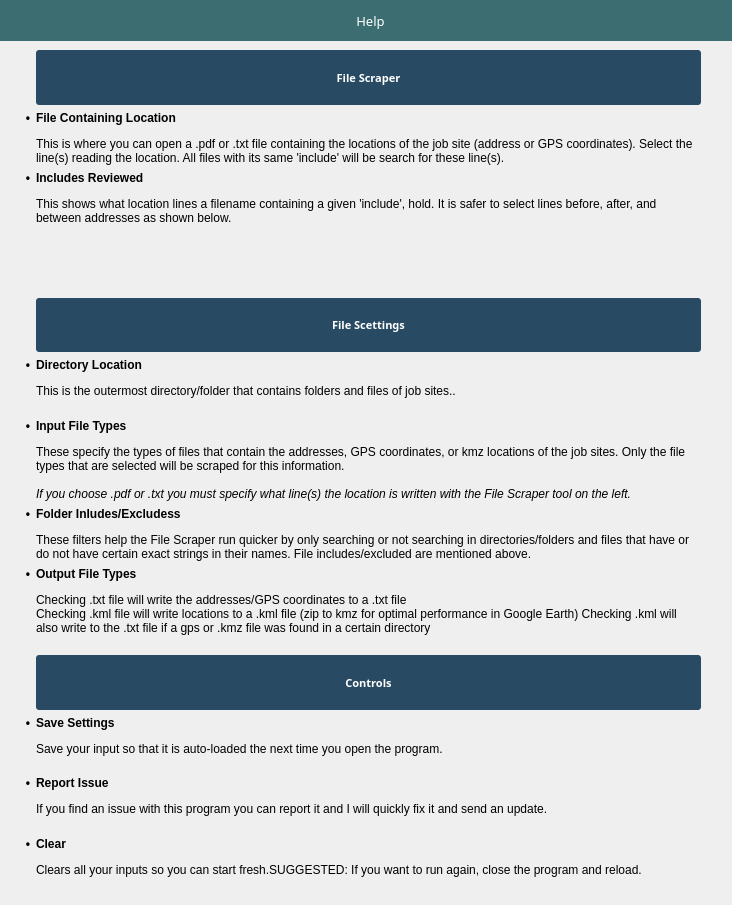
Old version of the form SiteMap/help.ui in the repository gcpetri/SIteMapexe.
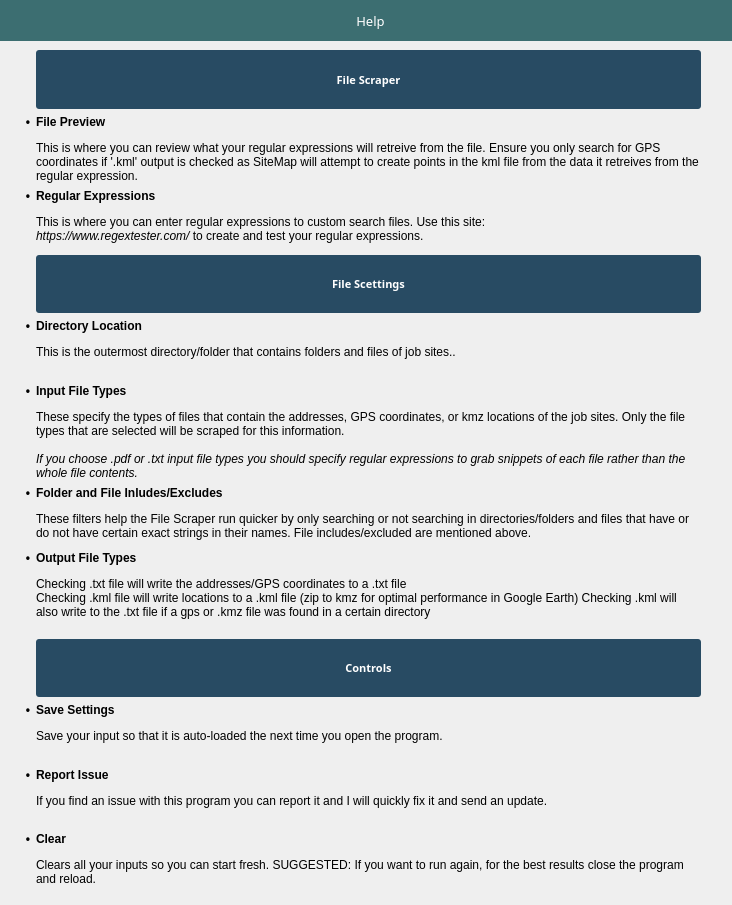
New version of the form. Icons and pictures are not drawn.

The edit to the form file:
```diff
--- a/SiteMap/help.ui
+++ b/SiteMap/help.ui
@@ -54,63 +54,34 @@
     <property name="sizeConstraint">
      <enum>QLayout::SetDefaultConstraint</enum>
     </property>
-    <item row="9" column="0">
-     <widget class="QLabel" name="label_9">
-      <property name="maximumSize">
-       <size>
-        <width>20</width>
-        <height>16777215</height>
-       </size>
-      </property>
+    <item row="4" column="1">
+     <widget class="QLabel" name="label_4">
       <property name="font">
        <font>
+        <family>Gadugi</family>
+        <pointsize>8</pointsize>
         <weight>75</weight>
         <bold>true</bold>
        </font>
       </property>
-      <property name="text">
-       <string>•</string>
+      <property name="styleSheet">
+       <string notr="true">background-color: #284B63; color: white; border-radius: 3px;</string>
       </property>
-      <property name="alignment">
-       <set>Qt::AlignRight|Qt::AlignTop|Qt::AlignTrailing</set>
-      </property>
-     </widget>
-    </item>
-    <item row="3" column="0">
-     <widget class="QLabel" name="label_17">
-      <property name="maximumSize">
-       <size>
-        <width>20</width>
-        <height>16777215</height>
-       </size>
-      </property>
-      <property name="font">
-       <font>
-        <weight>75</weight>
-        <bold>true</bold>
-       </font>
-      </property>
       <property name="text">
-       <string>•</string>
+       <string>File Scettings</string>
       </property>
       <property name="alignment">
-       <set>Qt::AlignRight|Qt::AlignTop|Qt::AlignTrailing</set>
+       <set>Qt::AlignCenter</set>
       </property>
      </widget>
     </item>
-    <item row="3" column="1">
-     <widget class="QLabel" name="label_16">
-      <property name="minimumSize">
-       <size>
-        <width>0</width>
-        <height>60</height>
-       </size>
-      </property>
+    <item row="8" column="1">
+     <widget class="QLabel" name="label_12">
       <property name="text">
-       <string>&lt;html&gt;&lt;head/&gt;&lt;body&gt;&lt;p&gt;&lt;span style=&quot; font-weight:600;&quot;&gt;Includes Reviewed&lt;/span&gt;&lt;/p&gt;&lt;p&gt;This shows what location lines a filename containing a given 'include', hold. It is safer to select lines before, after, and between addresses as shown below.&lt;/p&gt;&lt;/body&gt;&lt;/html&gt;</string>
+       <string>&lt;html&gt;&lt;head/&gt;&lt;body&gt;&lt;p&gt;&lt;span style=&quot; font-weight:600;&quot;&gt;Output File Types&lt;/span&gt;&lt;/p&gt;&lt;p&gt;Checking .txt file will write the addresses/GPS coordinates to a .txt file&lt;br/&gt;Checking .kml file will write locations to a .kml file (zip to kmz for optimal performance in Google Earth) Checking .kml will also write to the .txt file if a gps or .kmz file was found in a certain directory&lt;br/&gt;&lt;/p&gt;&lt;/body&gt;&lt;/html&gt;</string>
       </property>
       <property name="textFormat">
-       <enum>Qt::MarkdownText</enum>
+       <enum>Qt::RichText</enum>
       </property>
       <property name="alignment">
        <set>Qt::AlignLeading|Qt::AlignLeft|Qt::AlignTop</set>
@@ -120,67 +91,133 @@
       </property>
      </widget>
     </item>
-    <item row="7" column="1">
-     <widget class="QLabel" name="label_7">
-      <property name="text">
-       <string>&lt;html&gt;&lt;head/&gt;&lt;body&gt;&lt;p&gt;&lt;span style=&quot; font-weight:600;&quot;&gt;Input File Types&lt;/span&gt;&lt;/p&gt;&lt;p&gt;These specify the types of files that contain the addresses, GPS coordinates, or kmz locations of the job sites. Only the file types that are selected will be scraped for this information.&lt;br/&gt;&lt;br/&gt;&lt;span style=&quot; font-style:italic;&quot;&gt;If you choose .pdf or .txt you must specify what line(s) the location is written with the File Scraper tool on the left.&lt;/span&gt;&lt;/p&gt;&lt;/body&gt;&lt;/html&gt;</string>
-      </property>
-      <property name="textFormat">
-       <enum>Qt::MarkdownText</enum>
-      </property>
-      <property name="alignment">
-       <set>Qt::AlignLeading|Qt::AlignLeft|Qt::AlignTop</set>
-      </property>
-      <property name="wordWrap">
-       <bool>true</bool>
-      </property>
-     </widget>
-    </item>
-    <item row="13" column="1">
-     <widget class="QLabel" name="label_21">
-      <property name="text">
-       <string>&lt;html&gt;&lt;head/&gt;&lt;body&gt;&lt;p&gt;&lt;span style=&quot; font-weight:600;&quot;&gt;Clear&lt;/span&gt;&lt;/p&gt;&lt;p&gt;Clears all your inputs so you can start fresh.SUGGESTED: If you want to run again, close the program and reload.&lt;/p&gt;&lt;/body&gt;&lt;/html&gt;</string>
-      </property>
-      <property name="textFormat">
-       <enum>Qt::MarkdownText</enum>
-      </property>
-      <property name="alignment">
-       <set>Qt::AlignLeading|Qt::AlignLeft|Qt::AlignTop</set>
-      </property>
-      <property name="wordWrap">
-       <bool>true</bool>
-      </property>
-     </widget>
-    </item>
-    <item row="13" column="0">
-     <widget class="QLabel" name="label_22">
-      <property name="maximumSize">
-       <size>
-        <width>20</width>
-        <height>16777215</height>
-       </size>
-      </property>
-      <property name="font">
-       <font>
-        <weight>75</weight>
-        <bold>true</bold>
-       </font>
-      </property>
-      <property name="text">
-       <string>•</string>
-      </property>
-      <property name="alignment">
-       <set>Qt::AlignRight|Qt::AlignTop|Qt::AlignTrailing</set>
-      </property>
-     </widget>
-    </item>
     <item row="11" column="1">
+     <widget class="QLabel" name="label_19">
+      <property name="text">
+       <string>&lt;html&gt;&lt;head/&gt;&lt;body&gt;&lt;p&gt;&lt;span style=&quot; font-weight:600;&quot;&gt;Report Issue&lt;/span&gt;&lt;/p&gt;&lt;p&gt;If you find an issue with this program you can report it and I will quickly fix it and send an update.&lt;/p&gt;&lt;/body&gt;&lt;/html&gt;</string>
+      </property>
+      <property name="textFormat">
+       <enum>Qt::RichText</enum>
+      </property>
+      <property name="alignment">
+       <set>Qt::AlignLeading|Qt::AlignLeft|Qt::AlignTop</set>
+      </property>
+      <property name="wordWrap">
+       <bool>true</bool>
+      </property>
+     </widget>
+    </item>
+    <item row="5" column="1">
+     <widget class="QLabel" name="label_5">
+      <property name="text">
+       <string>&lt;html&gt;&lt;head/&gt;&lt;body&gt;&lt;p&gt;&lt;span style=&quot; font-weight:600;&quot;&gt;Directory Location&lt;/span&gt;&lt;/p&gt;&lt;p&gt;This is the outermost directory/folder that contains folders and files of job sites..&lt;/p&gt;&lt;/body&gt;&lt;/html&gt;</string>
+      </property>
+      <property name="textFormat">
+       <enum>Qt::RichText</enum>
+      </property>
+      <property name="alignment">
+       <set>Qt::AlignLeading|Qt::AlignLeft|Qt::AlignTop</set>
+      </property>
+      <property name="wordWrap">
+       <bool>true</bool>
+      </property>
+     </widget>
+    </item>
+    <item row="7" column="0">
+     <widget class="QLabel" name="label_13">
+      <property name="maximumSize">
+       <size>
+        <width>20</width>
+        <height>16777215</height>
+       </size>
+      </property>
+      <property name="font">
+       <font>
+        <weight>75</weight>
+        <bold>true</bold>
+       </font>
+      </property>
+      <property name="text">
+       <string>•</string>
+      </property>
+      <property name="alignment">
+       <set>Qt::AlignRight|Qt::AlignTop|Qt::AlignTrailing</set>
+      </property>
+     </widget>
+    </item>
+    <item row="10" column="0">
+     <widget class="QLabel" name="label_10">
+      <property name="maximumSize">
+       <size>
+        <width>20</width>
+        <height>16777215</height>
+       </size>
+      </property>
+      <property name="font">
+       <font>
+        <weight>75</weight>
+        <bold>true</bold>
+       </font>
+      </property>
+      <property name="text">
+       <string>•</string>
+      </property>
+      <property name="alignment">
+       <set>Qt::AlignRight|Qt::AlignTop|Qt::AlignTrailing</set>
+      </property>
+     </widget>
+    </item>
+    <item row="6" column="0">
+     <widget class="QLabel" name="label_8">
+      <property name="maximumSize">
+       <size>
+        <width>20</width>
+        <height>16777215</height>
+       </size>
+      </property>
+      <property name="font">
+       <font>
+        <weight>75</weight>
+        <bold>true</bold>
+       </font>
+      </property>
+      <property name="text">
+       <string>•</string>
+      </property>
+      <property name="alignment">
+       <set>Qt::AlignRight|Qt::AlignTop|Qt::AlignTrailing</set>
+      </property>
+     </widget>
+    </item>
+    <item row="2" column="0">
+     <widget class="QLabel" name="label_15">
+      <property name="maximumSize">
+       <size>
+        <width>20</width>
+        <height>16777215</height>
+       </size>
+      </property>
+      <property name="font">
+       <font>
+        <weight>75</weight>
+        <bold>true</bold>
+       </font>
+      </property>
+      <property name="text">
+       <string>•</string>
+      </property>
+      <property name="alignment">
+       <set>Qt::AlignRight|Qt::AlignTop|Qt::AlignTrailing</set>
+      </property>
+     </widget>
+    </item>
+    <item row="10" column="1">
      <widget class="QLabel" name="label_18">
       <property name="text">
        <string>&lt;html&gt;&lt;head/&gt;&lt;body&gt;&lt;p&gt;&lt;span style=&quot; font-weight:600;&quot;&gt;Save Settings&lt;/span&gt;&lt;/p&gt;&lt;p&gt;Save your input so that it is auto-loaded the next time you open the program.&lt;/p&gt;&lt;/body&gt;&lt;/html&gt;</string>
       </property>
       <property name="textFormat">
-       <enum>Qt::MarkdownText</enum>
+       <enum>Qt::RichText</enum>
       </property>
       <property name="alignment">
        <set>Qt::AlignLeading|Qt::AlignLeft|Qt::AlignTop</set>
@@ -193,10 +230,10 @@
     <item row="2" column="1">
      <widget class="QLabel" name="label_14">
       <property name="text">
-       <string>&lt;html&gt;&lt;head/&gt;&lt;body&gt;&lt;p&gt;&lt;span style=&quot; font-weight:600;&quot;&gt;File Containing Location&lt;/span&gt;&lt;/p&gt;&lt;p&gt;This is where you can open a .pdf or .txt file containing the locations of the job site (address or GPS coordinates). Select the line(s) reading the location. All files with its same 'include' will be search for these line(s).&lt;/p&gt;&lt;/body&gt;&lt;/html&gt;</string>
+       <string>&lt;html&gt;&lt;head/&gt;&lt;body&gt;&lt;p&gt;&lt;span style=&quot; font-weight:600;&quot;&gt;File Preview&lt;/span&gt;&lt;/p&gt;&lt;p&gt;This is where you can review what your regular expressions will retreive from the file. Ensure you only search for GPS coordinates if '.kml' output is checked as SiteMap will attempt to create points in the kml file from the data it retreives from the regular expression.&lt;/p&gt;&lt;/body&gt;&lt;/html&gt;</string>
       </property>
       <property name="textFormat">
-       <enum>Qt::MarkdownText</enum>
+       <enum>Qt::RichText</enum>
       </property>
       <property name="alignment">
        <set>Qt::AlignLeading|Qt::AlignLeft|Qt::AlignTop</set>
@@ -206,6 +243,72 @@
       </property>
      </widget>
     </item>
+    <item row="12" column="0">
+     <widget class="QLabel" name="label_22">
+      <property name="maximumSize">
+       <size>
+        <width>20</width>
+        <height>16777215</height>
+       </size>
+      </property>
+      <property name="font">
+       <font>
+        <weight>75</weight>
+        <bold>true</bold>
+       </font>
+      </property>
+      <property name="text">
+       <string>•</string>
+      </property>
+      <property name="alignment">
+       <set>Qt::AlignRight|Qt::AlignTop|Qt::AlignTrailing</set>
+      </property>
+     </widget>
+    </item>
+    <item row="3" column="1">
+     <widget class="QLabel" name="label_16">
+      <property name="minimumSize">
+       <size>
+        <width>0</width>
+        <height>60</height>
+       </size>
+      </property>
+      <property name="text">
+       <string>&lt;html&gt;&lt;head/&gt;&lt;body&gt;&lt;p&gt;&lt;span style=&quot; font-weight:600;&quot;&gt;Regular Expressions&lt;/span&gt;&lt;/p&gt;&lt;p&gt;This is where you can enter regular expressions to custom search files. Use this site: &lt;br/&gt;&lt;span style=&quot; font-style:italic;&quot;&gt;https://www.regextester.com/&lt;/span&gt; to create and test your regular expressions.&lt;/p&gt;&lt;/body&gt;&lt;/html&gt;</string>
+      </property>
+      <property name="textFormat">
+       <enum>Qt::RichText</enum>
+      </property>
+      <property name="alignment">
+       <set>Qt::AlignLeading|Qt::AlignLeft|Qt::AlignTop</set>
+      </property>
+      <property name="wordWrap">
+       <bool>true</bool>
+      </property>
+     </widget>
+    </item>
+    <item row="3" column="0">
+     <widget class="QLabel" name="label_17">
+      <property name="maximumSize">
+       <size>
+        <width>20</width>
+        <height>16777215</height>
+       </size>
+      </property>
+      <property name="font">
+       <font>
+        <weight>75</weight>
+        <bold>true</bold>
+       </font>
+      </property>
+      <property name="text">
+       <string>•</string>
+      </property>
+      <property name="alignment">
+       <set>Qt::AlignRight|Qt::AlignTop|Qt::AlignTrailing</set>
+      </property>
+     </widget>
+    </item>
     <item row="1" column="1">
      <widget class="QLabel" name="label_2">
       <property name="font">
@@ -227,8 +330,8 @@
       </property>
      </widget>
     </item>
-    <item row="7" column="0">
-     <widget class="QLabel" name="label_8">
+    <item row="8" column="0">
+     <widget class="QLabel" name="label_9">
       <property name="maximumSize">
        <size>
         <width>20</width>
@@ -249,7 +352,7 @@
       </property>
      </widget>
     </item>
-    <item row="6" column="0">
+    <item row="5" column="0">
      <widget class="QLabel" name="label_6">
       <property name="maximumSize">
        <size>
@@ -271,51 +374,13 @@
       </property>
      </widget>
     </item>
-    <item row="2" column="0">
-     <widget class="QLabel" name="label_15">
-      <property name="maximumSize">
-       <size>
-        <width>20</width>
-        <height>16777215</height>
-       </size>
-      </property>
-      <property name="font">
-       <font>
-        <weight>75</weight>
-        <bold>true</bold>
-       </font>
-      </property>
-      <property name="text">
-       <string>•</string>
-      </property>
-      <property name="alignment">
-       <set>Qt::AlignRight|Qt::AlignTop|Qt::AlignTrailing</set>
-      </property>
-     </widget>
-    </item>
-    <item row="8" column="1">
+    <item row="7" column="1">
      <widget class="QLabel" name="label_11">
       <property name="text">
-       <string>&lt;html&gt;&lt;head/&gt;&lt;body&gt;&lt;p&gt;&lt;span style=&quot; font-weight:600;&quot;&gt;Folder Inludes/Excludess&lt;/span&gt;&lt;/p&gt;&lt;p&gt;These filters help the File Scraper run quicker by only searching or not searching in directories/folders and files that have or do not have certain exact strings in their names. File includes/excluded are mentioned above.&lt;/p&gt;&lt;/body&gt;&lt;/html&gt;</string>
+       <string>&lt;html&gt;&lt;head/&gt;&lt;body&gt;&lt;p&gt;&lt;span style=&quot; font-weight:600;&quot;&gt;Folder and File Inludes/Excludes&lt;/span&gt;&lt;/p&gt;&lt;p&gt;These filters help the File Scraper run quicker by only searching or not searching in directories/folders and files that have or do not have certain exact strings in their names. File includes/excluded are mentioned above.&lt;/p&gt;&lt;/body&gt;&lt;/html&gt;</string>
       </property>
       <property name="textFormat">
-       <enum>Qt::MarkdownText</enum>
-      </property>
-      <property name="alignment">
-       <set>Qt::AlignLeading|Qt::AlignLeft|Qt::AlignTop</set>
-      </property>
-      <property name="wordWrap">
-       <bool>true</bool>
-      </property>
-     </widget>
-    </item>
-    <item row="6" column="1">
-     <widget class="QLabel" name="label_5">
-      <property name="text">
-       <string>&lt;html&gt;&lt;head/&gt;&lt;body&gt;&lt;p&gt;&lt;span style=&quot; font-weight:600;&quot;&gt;Directory Location&lt;/span&gt;&lt;/p&gt;&lt;p&gt;This is the outermost directory/folder that contains folders and files of job sites..&lt;/p&gt;&lt;/body&gt;&lt;/html&gt;</string>
-      </property>
-      <property name="textFormat">
-       <enum>Qt::MarkdownText</enum>
+       <enum>Qt::RichText</enum>
       </property>
       <property name="alignment">
        <set>Qt::AlignLeading|Qt::AlignLeft|Qt::AlignTop</set>
@@ -326,12 +391,12 @@
      </widget>
     </item>
     <item row="12" column="1">
-     <widget class="QLabel" name="label_19">
+     <widget class="QLabel" name="label_21">
       <property name="text">
-       <string>&lt;html&gt;&lt;head/&gt;&lt;body&gt;&lt;p&gt;&lt;span style=&quot; font-weight:600;&quot;&gt;Report Issue&lt;/span&gt;&lt;/p&gt;&lt;p&gt;If you find an issue with this program you can report it and I will quickly fix it and send an update.&lt;/p&gt;&lt;/body&gt;&lt;/html&gt;</string>
+       <string>&lt;html&gt;&lt;head/&gt;&lt;body&gt;&lt;p&gt;&lt;span style=&quot; font-weight:600;&quot;&gt;Clear&lt;/span&gt;&lt;/p&gt;&lt;p&gt;Clears all your inputs so you can start fresh. SUGGESTED: If you want to run again, for the best results close the program and reload.&lt;/p&gt;&lt;/body&gt;&lt;/html&gt;</string>
       </property>
       <property name="textFormat">
-       <enum>Qt::MarkdownText</enum>
+       <enum>Qt::RichText</enum>
       </property>
       <property name="alignment">
        <set>Qt::AlignLeading|Qt::AlignLeft|Qt::AlignTop</set>
@@ -341,34 +406,13 @@
       </property>
      </widget>
     </item>
-    <item row="5" column="1">
-     <widget class="QLabel" name="label_4">
-      <property name="font">
-       <font>
-        <family>Gadugi</family>
-        <pointsize>8</pointsize>
-        <weight>75</weight>
-        <bold>true</bold>
-       </font>
-      </property>
-      <property name="styleSheet">
-       <string notr="true">background-color: #284B63; color: white; border-radius: 3px;</string>
-      </property>
+    <item row="6" column="1">
+     <widget class="QLabel" name="label_7">
       <property name="text">
-       <string>File Scettings</string>
-      </property>
-      <property name="alignment">
-       <set>Qt::AlignCenter</set>
-      </property>
-     </widget>
-    </item>
-    <item row="9" column="1">
-     <widget class="QLabel" name="label_12">
-      <property name="text">
-       <string>&lt;html&gt;&lt;head/&gt;&lt;body&gt;&lt;p&gt;&lt;span style=&quot; font-weight:600;&quot;&gt;Output File Types&lt;/span&gt;&lt;/p&gt;&lt;p&gt;Checking .txt file will write the addresses/GPS coordinates to a .txt file&lt;br/&gt;Checking .kml file will write locations to a .kml file (zip to kmz for optimal performance in Google Earth) Checking .kml will also write to the .txt file if a gps or .kmz file was found in a certain directory&lt;br/&gt;&lt;/p&gt;&lt;/body&gt;&lt;/html&gt;</string>
+       <string>&lt;html&gt;&lt;head/&gt;&lt;body&gt;&lt;p&gt;&lt;span style=&quot; font-weight:600;&quot;&gt;Input File Types&lt;/span&gt;&lt;/p&gt;&lt;p&gt;These specify the types of files that contain the addresses, GPS coordinates, or kmz locations of the job sites. Only the file types that are selected will be scraped for this information.&lt;br/&gt;&lt;br/&gt;&lt;span style=&quot; font-style:italic;&quot;&gt;If you choose .pdf or .txt input file types you should specify regular expressions to grab snippets of each file rather than the whole file contents.&lt;/span&gt;&lt;/p&gt;&lt;/body&gt;&lt;/html&gt;</string>
       </property>
       <property name="textFormat">
-       <enum>Qt::MarkdownText</enum>
+       <enum>Qt::RichText</enum>
       </property>
       <property name="alignment">
        <set>Qt::AlignLeading|Qt::AlignLeft|Qt::AlignTop</set>
@@ -379,7 +423,7 @@
      </widget>
     </item>
     <item row="11" column="0">
-     <widget class="QLabel" name="label_10">
+     <widget class="QLabel" name="label_20">
       <property name="maximumSize">
        <size>
         <width>20</width>
@@ -400,29 +444,7 @@
       </property>
      </widget>
     </item>
-    <item row="8" column="0">
-     <widget class="QLabel" name="label_13">
-      <property name="maximumSize">
-       <size>
-        <width>20</width>
-        <height>16777215</height>
-       </size>
-      </property>
-      <property name="font">
-       <font>
-        <weight>75</weight>
-        <bold>true</bold>
-       </font>
-      </property>
-      <property name="text">
-       <string>•</string>
-      </property>
-      <property name="alignment">
-       <set>Qt::AlignRight|Qt::AlignTop|Qt::AlignTrailing</set>
-      </property>
-     </widget>
-    </item>
-    <item row="10" column="1">
+    <item row="9" column="1">
      <widget class="QLabel" name="0">
       <property name="font">
        <font>
@@ -443,47 +465,6 @@
       </property>
      </widget>
     </item>
-    <item row="12" column="0">
-     <widget class="QLabel" name="label_20">
-      <property name="maximumSize">
-       <size>
-        <width>20</width>
-        <height>16777215</height>
-       </size>
-      </property>
-      <property name="font">
-       <font>
-        <weight>75</weight>
-        <bold>true</bold>
-       </font>
-      </property>
-      <property name="text">
-       <string>•</string>
-      </property>
-      <property name="alignment">
-       <set>Qt::AlignRight|Qt::AlignTop|Qt::AlignTrailing</set>
-      </property>
-     </widget>
-    </item>
-    <item row="4" column="1">
-     <widget class="QLabel" name="label_3">
-      <property name="maximumSize">
-       <size>
-        <width>16777215</width>
-        <height>100</height>
-       </size>
-      </property>
-      <property name="text">
-       <string/>
-      </property>
-      <property name="pixmap">
-       <pixmap>../../../../Pictures/sitmap.PNG</pixmap>
-      </property>
-      <property name="scaledContents">
-       <bool>true</bool>
-      </property>
-     </widget>
-    </item>
    </layout>
   </widget>
  </widget>
```
